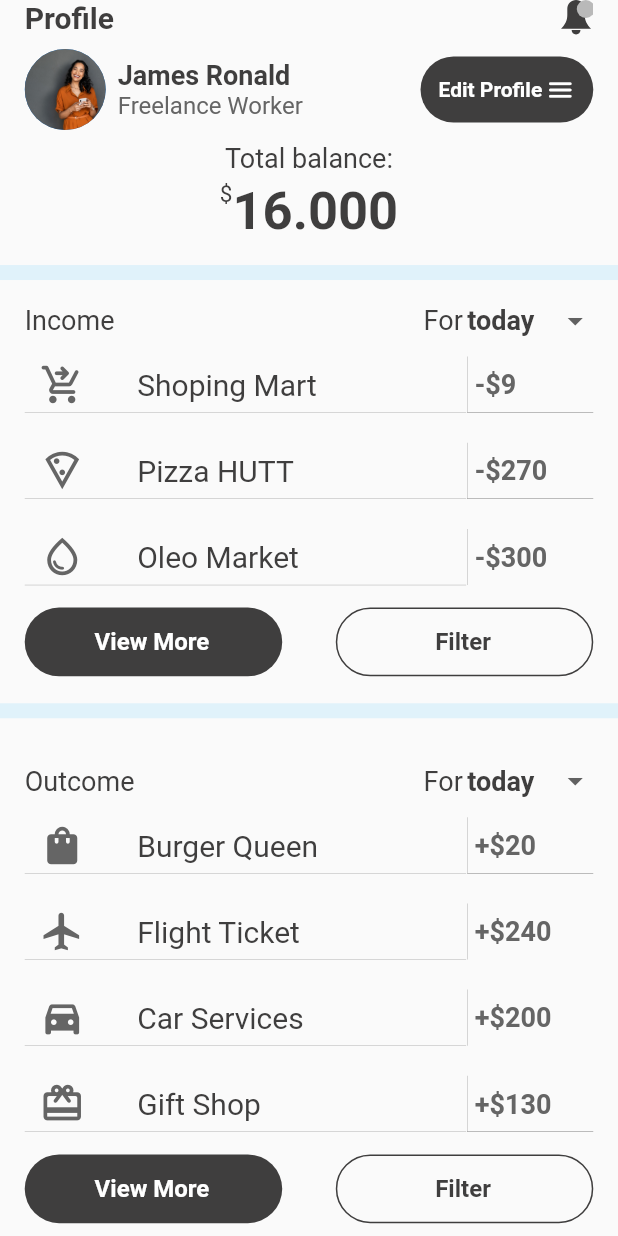
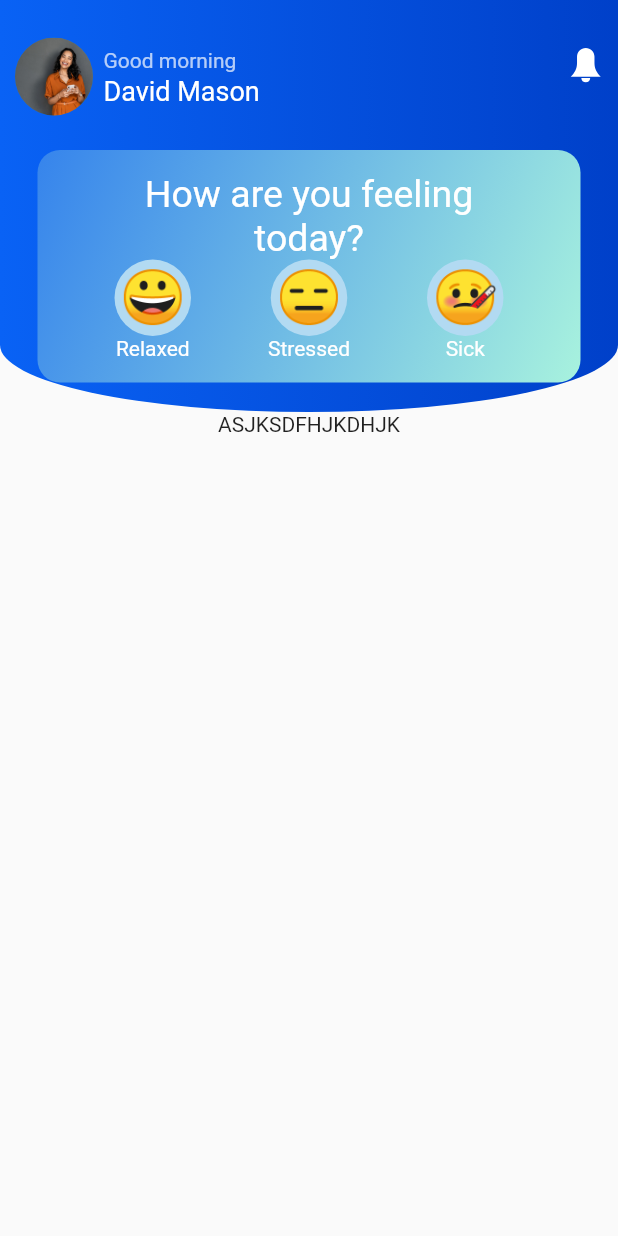
Before and after one commit to siddhant6699/ui_assignment, a Flutter app: the screen it shows after launch, after a tap on "Edit Profile", on a phone screen of 412 x 824 dp. Run offline on Flutter 3.47's test engine with Material 2 defaults, Android fonts, the light colour scheme and no system bars; our stand-ins replace flutter_svg.

Commit message:
Build profile and how are you section for second screen

```diff
--- a/ui_assignment/lib/home_screen.dart
+++ b/ui_assignment/lib/home_screen.dart
@@ -1,5 +1,6 @@
 import 'package:flutter/material.dart';
 import 'package:flutter_svg/flutter_svg.dart';
+import 'package:ui_assignment/second_screen.dart';
 import 'package:ui_assignment/utils/konstant.dart';
 import 'package:ui_assignment/widgets/default_border_row.dart';
 import 'package:ui_assignment/widgets/default_button.dart';
@@ -225,7 +226,10 @@ class ProfileSection extends StatelessWidget {
                 ),
               ],
             ),
-            EditProfieButton(onPressed: () {})
+            EditProfieButton(onPressed: () {
+              Navigator.push(context,
+                  MaterialPageRoute(builder: (context) => SecondScreen()));
+            })
           ],
         ),
         Padding(
--- /dev/null
+++ b/ui_assignment/lib/second_screen.dart
@@ -0,0 +1,152 @@
+import 'package:flutter/material.dart';
+import 'package:flutter_svg/flutter_svg.dart';
+import 'package:ui_assignment/utils/konstant.dart';
+import 'package:ui_assignment/widgets/emoji_board.dart';
+
+class SecondScreen extends StatelessWidget {
+  const SecondScreen({Key? key}) : super(key: key);
+
+  @override
+  Widget build(BuildContext context) {
+    return Scaffold(
+      body: SafeArea(
+        child: Column(
+          children: [
+            const ProfileSection(),
+            Container(
+              child: Text("ASJKSDFHJKDHJK"),
+            )
+          ],
+        ),
+      ),
+    );
+  }
+}
+
+class ProfileSection extends StatelessWidget {
+  const ProfileSection({
+    Key? key,
+  }) : super(key: key);
+
+  @override
+  Widget build(BuildContext context) {
+    return Stack(
+      children: [
+        Container(
+          height: MediaQuery.of(context).size.height / 3,
+          width: MediaQuery.of(context).size.width,
+          padding: const EdgeInsets.fromLTRB(10, 25, 10, 0),
+          decoration: const BoxDecoration(
+            gradient: LinearGradient(
+                begin: Alignment.topLeft,
+                end: Alignment.topRight,
+                colors: [defaultLightBlue, defaultBlue]),
+            borderRadius: BorderRadius.only(
+              bottomRight: Radius.elliptical(300, 65),
+              bottomLeft: Radius.elliptical(300, 65),
+            ),
+          ),
+          child: Row(
+            crossAxisAlignment: CrossAxisAlignment.start,
+            mainAxisAlignment: MainAxisAlignment.spaceBetween,
+            children: [
+              Row(
+                crossAxisAlignment: CrossAxisAlignment.start,
+                children: [
+                  const CircleAvatar(
+                    radius: 26,
+                    backgroundImage:
+                        AssetImage('assets/images/profile_img.jpeg'),
+                  ),
+                  const SizedBox(
+                    width: 7,
+                  ),
+                  Column(
+                    crossAxisAlignment: CrossAxisAlignment.start,
+                    children: [
+                      const SizedBox(
+                        height: 7,
+                      ),
+                      Text(
+                        "Good morning",
+                        style:
+                            secondaryTextStyle.copyWith(color: secondaryWhite),
+                      ),
+                      const SizedBox(
+                        height: 2,
+                      ),
+                      Text(
+                        "David Mason",
+                        style: secondaryTextStyle.copyWith(
+                            color: defaultWhite, fontSize: 18),
+                      ),
+                    ],
+                  ),
+                ],
+              ),
+              Column(
+                children: [
+                  const SizedBox(
+                    height: 7,
+                  ),
+                  SvgPicture.asset(
+                    "assets/icons/bell.svg",
+                    height: 23,
+                    fit: BoxFit.scaleDown,
+                    color: defaultWhite,
+                  ),
+                ],
+              ),
+            ],
+          ),
+        ),
+        const Positioned(
+          top: 100,
+          left: 25,
+          right: 25,
+          child: HowAreYouCard(),
+        ),
+      ],
+    );
+  }
+}
+
+class HowAreYouCard extends StatelessWidget {
+  const HowAreYouCard({
+    Key? key,
+  }) : super(key: key);
+
+  @override
+  Widget build(BuildContext context) {
+    return Container(
+      padding: const EdgeInsets.fromLTRB(0, 15, 0, 15),
+      // height: MediaQuery.of(context).size.height / 4.5,
+      width: MediaQuery.of(context).size.width / 1.3,
+      decoration: const BoxDecoration(
+          gradient: LinearGradient(
+              begin: Alignment.topLeft,
+              end: Alignment.bottomRight,
+              colors: [secondaryLightBlue, defaultLime]),
+          //border: Border.all(),
+          borderRadius: BorderRadius.all(Radius.circular(15))),
+      child: Column(children: [
+        Text(
+          "How are you feeling",
+          style: secondaryTextStyle.copyWith(color: defaultWhite, fontSize: 25),
+        ),
+        Text(
+          "today?",
+          style: secondaryTextStyle.copyWith(color: defaultWhite, fontSize: 25),
+        ),
+        Row(
+          mainAxisAlignment: MainAxisAlignment.spaceEvenly,
+          children: const [
+            EmojiBoard(emoji: "😀", label: "Relaxed"),
+            EmojiBoard(emoji: "😑", label: "Stressed"),
+            EmojiBoard(emoji: "🤒", label: "Sick"),
+          ],
+        )
+      ]),
+    );
+  }
+}
--- a/ui_assignment/lib/utils/konstant.dart
+++ b/ui_assignment/lib/utils/konstant.dart
@@ -5,6 +5,12 @@ const Color lightGrey = Color(0xFF656565);
 const Color defaultDivider = Color(0xFFE0F2FA);
 const Color gray = Color(0xFFB9B9B9);
 const Color defaultWhite = Colors.white;
+const Color secondaryWhite = Colors.white70;
+const Color defaultBlue = Color(0xFF0040C9);
+const Color defaultLightBlue = Color(0xFF0962F5);
+const Color defaultLime = Color(0xFFA8F2DE);
+const Color secondaryLightBlue = Color(0xFF3684EC);
+const Color emojiBGColor = Color(0xFFB2DAF2);
 var dropDownItem = [
   "today",
 ];
@@ -13,6 +19,7 @@ const BorderRadiusGeometry defaultButtonRadius = BorderRadius.only(
     bottomRight: Radius.circular(40.0),
     topLeft: Radius.circular(40.0),
     bottomLeft: Radius.circular(40.0));
+
 TextStyle defaultBoldTextStyle =
     const TextStyle(color: defaultBlack, fontWeight: FontWeight.bold);
 
--- /dev/null
+++ b/ui_assignment/lib/widgets/emoji_board.dart
@@ -0,0 +1,31 @@
+import 'package:flutter/material.dart';
+import 'package:ui_assignment/utils/konstant.dart';
+
+class EmojiBoard extends StatelessWidget {
+  final String emoji;
+  final String label;
+  const EmojiBoard({Key? key, required this.emoji, required this.label})
+      : super(key: key);
+
+  @override
+  Widget build(BuildContext context) {
+    return Column(
+      children: [
+        Container(
+          padding: EdgeInsets.all(5),
+          decoration:
+              const BoxDecoration(shape: BoxShape.circle, color: emojiBGColor),
+          child: Center(
+              child: Text(
+            emoji,
+            style: secondaryTextStyle.copyWith(fontSize: 35),
+          )),
+        ),
+        Text(
+          label,
+          style: secondaryTextStyle.copyWith(color: defaultWhite),
+        ),
+      ],
+    );
+  }
+}
```
